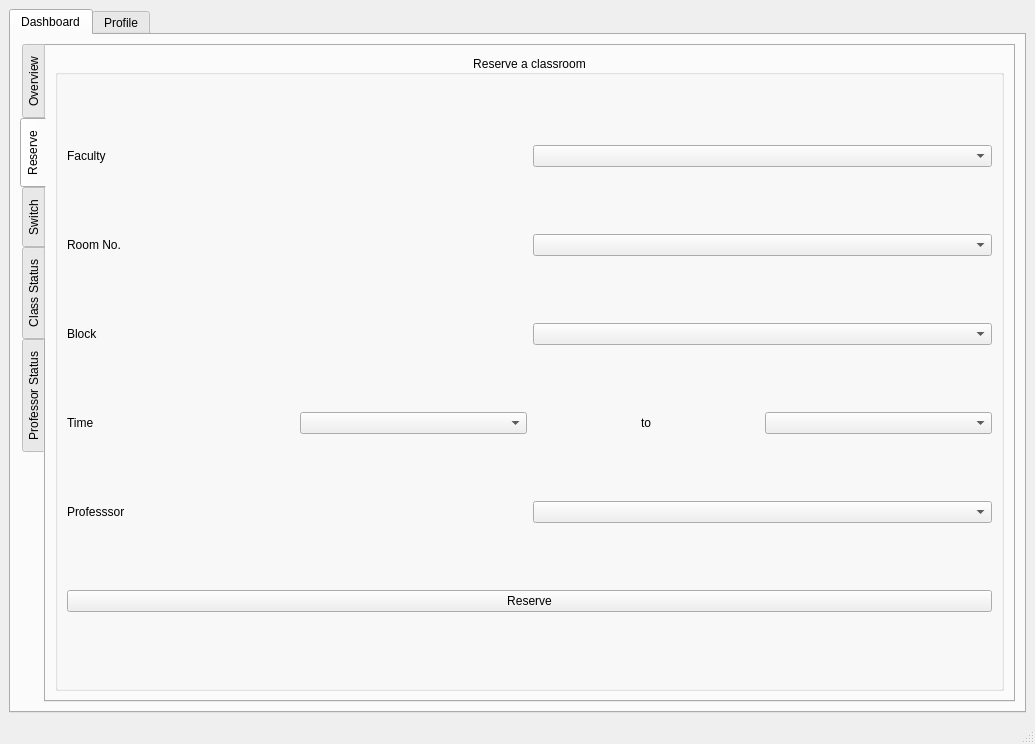
The window that bms/mainwindow.ui (MythicSTR/bms-project) describes before a commit, drawn with Qt 5.
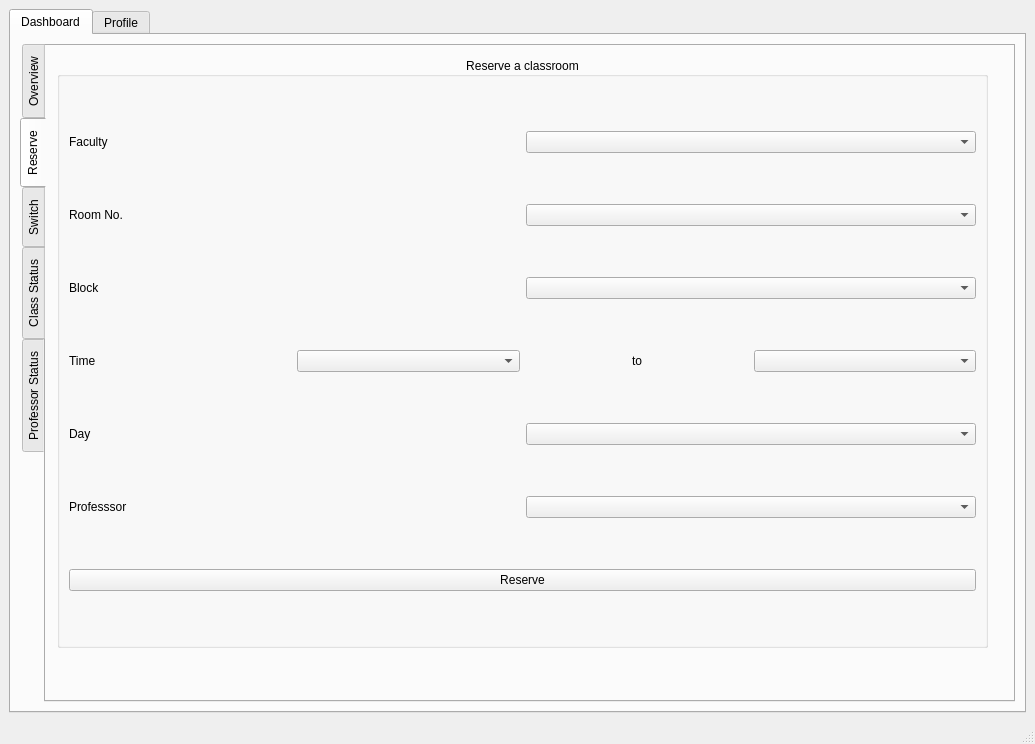
The same window after the commit. The open tabs and pages were chosen to show the change.

Commit message: made small changes to reserve board

Diff of the .ui file:
```diff
--- a/bms/mainwindow.ui
+++ b/bms/mainwindow.ui
@@ -237,9 +237,15 @@
            <attribute name="title">
             <string>Reserve</string>
            </attribute>
-           <layout class="QHBoxLayout" name="horizontalLayout_19">
-            <item>
              <widget class="QGroupBox" name="groupBox_4">
+            <property name="geometry">
+             <rect>
+              <x>11</x>
+              <y>11</y>
+              <width>931</width>
+              <height>591</height>
+             </rect>
+            </property>
               <property name="title">
                <string>Reserve a classroom</string>
               </property>
@@ -316,6 +322,20 @@
                  </item>
                 </layout>
                </item>
+             <item>
+              <layout class="QHBoxLayout" name="horizontalLayout_19">
+               <item>
+                <widget class="QLabel" name="label_32">
+                 <property name="text">
+                  <string>Day</string>
+                 </property>
+                </widget>
+               </item>
+               <item>
+                <widget class="QComboBox" name="comboBox_21"/>
+               </item>
+              </layout>
+             </item>
                <item>
                 <layout class="QHBoxLayout" name="horizontalLayout_14">
                  <item>
@@ -339,8 +359,6 @@
                </item>
               </layout>
              </widget>
-            </item>
-           </layout>
           </widget>
           <widget class="QWidget" name="tab_5">
            <attribute name="title">
```
Left out of the diff: 4 changed lines with no effect on the pictures. Lines whose indentation alone changed are shown as unchanged. The commit also changes 1 other file.
